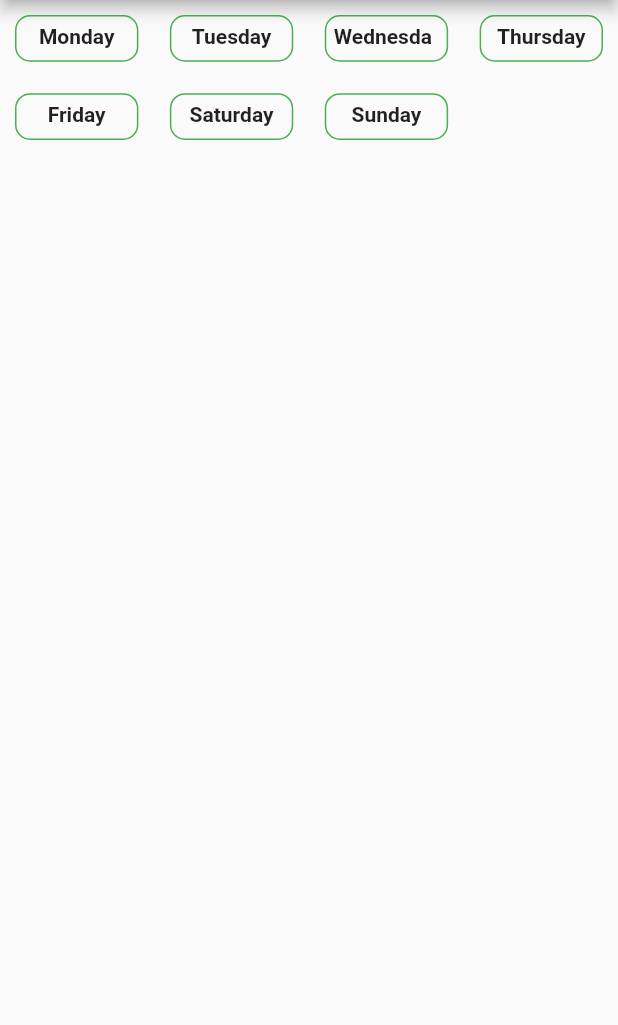
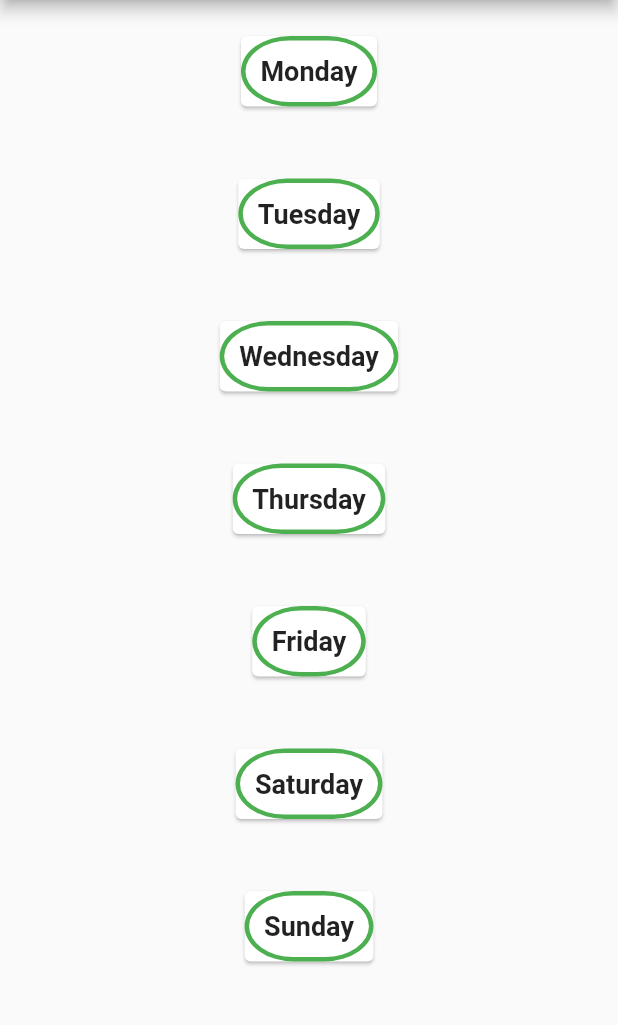
Before and after one commit to dogman223/active_week, a Flutter app: the screen it shows after launch, on a phone screen of 412 x 824 dp, the part 84-1109 px from its top. Run offline on Flutter 3.47's test engine with Material 2 defaults, Android fonts, the light colour scheme and no system bars.

Commit message:
Appearance of week and contains of day_item.dart chcanged

```diff
--- a/lib/screen/week_screen.dart
+++ b/lib/screen/week_screen.dart
@@ -1,5 +1,6 @@
 import 'package:flutter/material.dart';
 
+import '/day_screen/monday.dart';
 import '../day_screen/friday.dart';
 import '../day_screen/saturday.dart';
 import '../day_screen/sunday.dart';
@@ -9,11 +10,10 @@ import '../day_screen/wednesday.dart';
 import '/list/days_list.dart';
 import '/model/day.dart';
 import '/widgets/day_item.dart';
-import '/day_screen/monday.dart';
 
 //Visible main menu with view of days in week
 class WeekScreen extends StatelessWidget {
-  WeekScreen({super.key});
+  const WeekScreen({super.key});
 
   //Selecting day Function
   void _selectDay(BuildContext context, Day day) {
@@ -69,19 +69,18 @@ class WeekScreen extends StatelessWidget {
         appBar: AppBar(
           title: const Text('Active Week'),
         ),
-        body: GridView(
-            gridDelegate: const SliverGridDelegateWithMaxCrossAxisExtent(
-                maxCrossAxisExtent: 130,
-                childAspectRatio: 2,
-                crossAxisSpacing: 1,
-                mainAxisSpacing: 1),
-            children: [
-              for (final day in days)
-                DayItem(
+        body: Center(
+          child: Column(children: [
+            for (final day in days)
+              Container(
+                padding: const EdgeInsets.all(20),
+                child: DayItem(
                     day: day,
                     onSelectDay: () {
                       _selectDay(context, day);
-                    })
-            ]));
+                    }),
+              )
+          ]),
+        ));
   }
 }
--- a/lib/widgets/day_item.dart
+++ b/lib/widgets/day_item.dart
@@ -3,34 +3,29 @@ import '../model/day.dart';
 
 //Grid of day. Apearance of each section of day on week_screen.
 class DayItem extends StatelessWidget {
-  const DayItem({super.key, required this.day, required this.onSelectDay});
+  const DayItem({
+    super.key,
+    required this.day,
+    required this.onSelectDay,
+  });
 
   final Day day;
   final void Function() onSelectDay;
-
   //Widget builds column with day
-  Widget buildDayColumn(BuildContext context, Day title) {
-    return Column(
-      children: [
-        Flexible(
+  Widget buildDay(BuildContext context, Day title) {
+    return Card(
         child: Container(
-            height: 200,
-            width: 90,
-            padding: const EdgeInsets.all(5),
-            margin: const EdgeInsets.all(10),
-            alignment: Alignment.topCenter,
+      padding: EdgeInsets.all(10),
       decoration: BoxDecoration(
-              border: Border.all(color: Theme.of(context).primaryColor),
-              borderRadius: BorderRadius.circular(10),
+        border: Border.all(color: Theme.of(context).primaryColor, width: 3),
+        borderRadius:
+            const BorderRadiusDirectional.all(Radius.elliptical(70, 50)),
       ),
       child: Text(
         day.title,
-              style: const TextStyle(fontWeight: FontWeight.bold),
+        style: const TextStyle(fontWeight: FontWeight.bold, fontSize: 18),
       ),
-          ),
-        ),
-      ],
-    );
+    ));
   }
 
   @override
@@ -38,7 +33,7 @@ class DayItem extends StatelessWidget {
     return InkWell(
         onTap: (onSelectDay),
         child: Container(
-          child: buildDayColumn(context, day),
+          child: buildDay(context, day),
         ));
   }
 }
```
Lines whose indentation alone changed are shown as unchanged.
